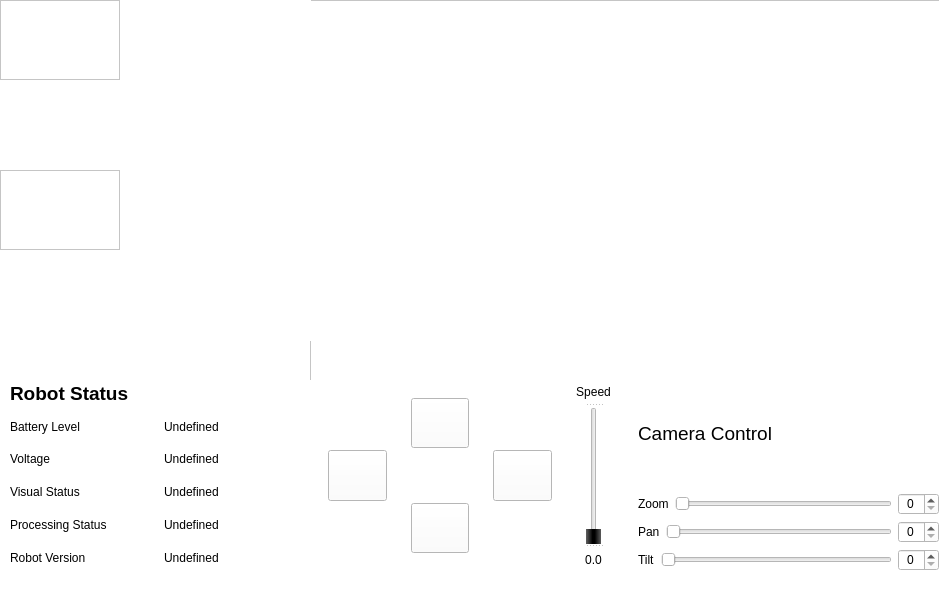
This is chitu.ui in lam4562311/bwbot_UI_with_camera_control as Qt 5 draws it before an edit. The edited form follows.
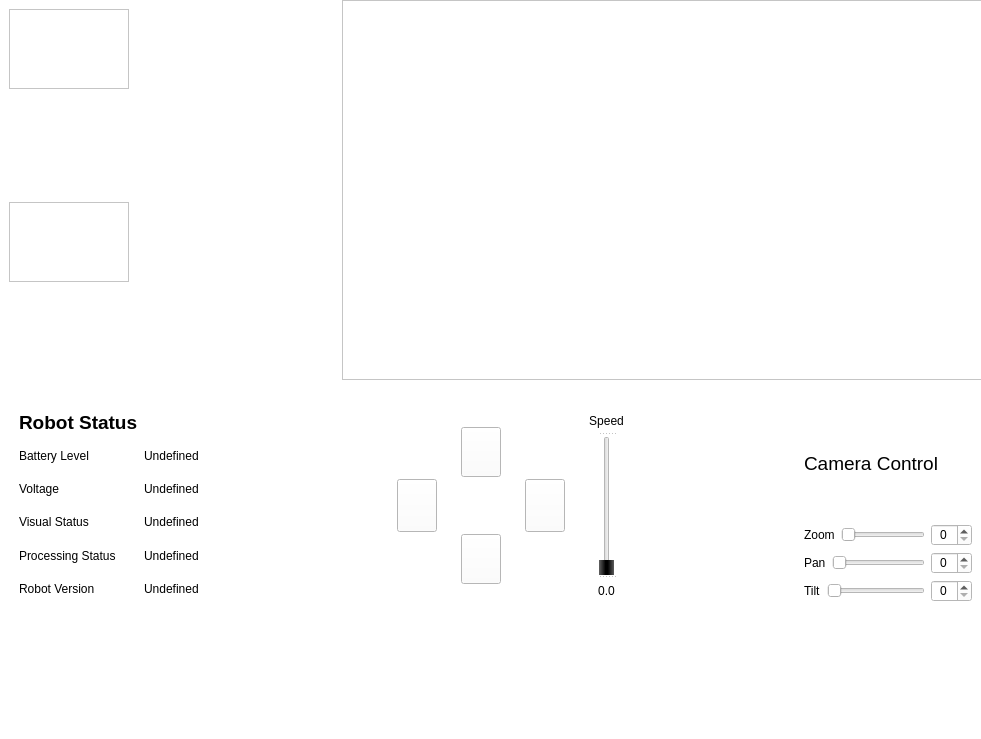
This is the edited form. Icons and pictures are not drawn.

What changed in the file:
```diff
--- a/chitu.ui
+++ b/chitu.ui
@@ -6,8 +6,8 @@
    <rect>
     <x>0</x>
     <y>0</y>
-    <width>939</width>
-    <height>615</height>
+    <width>981</width>
+    <height>739</height>
    </rect>
   </property>
   <property name="windowTitle">
@@ -17,41 +17,18 @@
    <string notr="true">background: rgb(255, 255, 255)</string>
   </property>
   <widget class="QWidget" name="centralwidget">
-   <widget class="QWidget" name="video_widget" native="true">
-    <property name="geometry">
-     <rect>
-      <x>310</x>
-      <y>0</y>
-      <width>630</width>
-      <height>380</height>
-     </rect>
-    </property>
-    <widget class="QFrame" name="frame">
-     <property name="geometry">
-      <rect>
-       <x>0</x>
-       <y>0</y>
-       <width>631</width>
-       <height>381</height>
-      </rect>
-     </property>
-     <property name="frameShape">
-      <enum>QFrame::StyledPanel</enum>
-     </property>
-     <property name="frameShadow">
-      <enum>QFrame::Raised</enum>
-     </property>
-    </widget>
-   </widget>
-   <widget class="QWidget" name="Info" native="true">
+   <widget class="QWidget" name="widget_6" native="true">
     <property name="geometry">
      <rect>
       <x>10</x>
-      <y>380</y>
-      <width>301</width>
-      <height>191</height>
+      <y>400</y>
+      <width>971</width>
+      <height>211</height>
      </rect>
     </property>
+    <layout class="QHBoxLayout" name="horizontalLayout_6">
+     <item>
+      <widget class="QWidget" name="Info" native="true">
     <layout class="QGridLayout" name="gridLayout">
      <item row="3" column="1">
       <widget class="QLabel" name="VisualStatusVal">
@@ -139,194 +116,22 @@
      </item>
     </layout>
    </widget>
-   <widget class="QWidget" name="ptz_control" native="true">
-    <property name="geometry">
-     <rect>
-      <x>638</x>
-      <y>380</y>
-      <width>301</width>
-      <height>191</height>
-     </rect>
-    </property>
-    <layout class="QVBoxLayout" name="verticalLayout_2">
-     <item>
-      <widget class="QLabel" name="CameraControl">
-       <property name="font">
-        <font>
-         <pointsize>14</pointsize>
-        </font>
-       </property>
-       <property name="text">
-        <string>Camera Control</string>
-       </property>
-      </widget>
      </item>
      <item>
-      <layout class="QVBoxLayout" name="verticalLayout">
-       <item>
-        <layout class="QHBoxLayout" name="horizontalLayout">
-         <item>
-          <widget class="QLabel" name="Zoomlabel">
-           <property name="text">
-            <string>Zoom</string>
-           </property>
-          </widget>
-         </item>
-         <item>
-          <widget class="QSlider" name="ZoomSlider">
-           <property name="focusPolicy">
-            <enum>Qt::NoFocus</enum>
-           </property>
-           <property name="styleSheet">
-            <string notr="true"/>
-           </property>
+      <spacer name="horizontalSpacer">
            <property name="orientation">
             <enum>Qt::Horizontal</enum>
            </property>
-          </widget>
-         </item>
-         <item>
-          <widget class="QSpinBox" name="ZoomspinBox">
-           <property name="focusPolicy">
-            <enum>Qt::ClickFocus</enum>
-           </property>
-           <property name="alignment">
-            <set>Qt::AlignCenter</set>
-           </property>
-           <property name="buttonSymbols">
-            <enum>QAbstractSpinBox::UpDownArrows</enum>
-           </property>
-          </widget>
-         </item>
-        </layout>
-       </item>
+       <property name="sizeHint" stdset="0">
+        <size>
+         <width>40</width>
+         <height>20</height>
+        </size>
+       </property>
+      </spacer>
+     </item>
        <item>
-        <layout class="QHBoxLayout" name="horizontalLayout_2">
-         <item>
-          <widget class="QLabel" name="Panlabel">
-           <property name="text">
-            <string>Pan</string>
-           </property>
-          </widget>
-         </item>
-         <item>
-          <widget class="QSlider" name="PanSlider">
-           <property name="focusPolicy">
-            <enum>Qt::NoFocus</enum>
-           </property>
-           <property name="orientation">
-            <enum>Qt::Horizontal</enum>
-           </property>
-          </widget>
-         </item>
-         <item>
-          <widget class="QSpinBox" name="PanspinBox">
-           <property name="focusPolicy">
-            <enum>Qt::ClickFocus</enum>
-           </property>
-           <property name="alignment">
-            <set>Qt::AlignCenter</set>
-           </property>
-          </widget>
-         </item>
-        </layout>
-       </item>
-       <item>
-        <layout class="QHBoxLayout" name="horizontalLayout_3">
-         <item>
-          <widget class="QLabel" name="Tiltlabel">
-           <property name="text">
-            <string>Tilt</string>
-           </property>
-          </widget>
-         </item>
-         <item>
-          <widget class="QSlider" name="TiltSlider">
-           <property name="focusPolicy">
-            <enum>Qt::NoFocus</enum>
-           </property>
-           <property name="orientation">
-            <enum>Qt::Horizontal</enum>
-           </property>
-          </widget>
-         </item>
-         <item>
-          <widget class="QSpinBox" name="TiltspinBox">
-           <property name="focusPolicy">
-            <enum>Qt::ClickFocus</enum>
-           </property>
-           <property name="alignment">
-            <set>Qt::AlignCenter</set>
-           </property>
-          </widget>
-         </item>
-        </layout>
-       </item>
-      </layout>
-     </item>
-    </layout>
-   </widget>
-   <widget class="QWidget" name="AGV_CAMERA" native="true">
-    <property name="geometry">
-     <rect>
-      <x>0</x>
-      <y>0</y>
-      <width>311</width>
-      <height>171</height>
-     </rect>
-    </property>
-    <widget class="QFrame" name="AGV_CAMERA_VID">
-     <property name="geometry">
-      <rect>
-       <x>0</x>
-       <y>0</y>
-       <width>120</width>
-       <height>80</height>
-      </rect>
-     </property>
-     <property name="frameShape">
-      <enum>QFrame::StyledPanel</enum>
-     </property>
-     <property name="frameShadow">
-      <enum>QFrame::Raised</enum>
-     </property>
-    </widget>
-   </widget>
-   <widget class="QWidget" name="AGV_MAP" native="true">
-    <property name="geometry">
-     <rect>
-      <x>0</x>
-      <y>170</y>
-      <width>311</width>
-      <height>171</height>
-     </rect>
-    </property>
-    <widget class="QFrame" name="AGV_MAP_PIC">
-     <property name="geometry">
-      <rect>
-       <x>0</x>
-       <y>0</y>
-       <width>120</width>
-       <height>80</height>
-      </rect>
-     </property>
-     <property name="frameShape">
-      <enum>QFrame::StyledPanel</enum>
-     </property>
-     <property name="frameShadow">
-      <enum>QFrame::Raised</enum>
-     </property>
-    </widget>
-   </widget>
    <widget class="QWidget" name="widget" native="true">
-    <property name="geometry">
-     <rect>
-      <x>310</x>
-      <y>380</y>
-      <width>301</width>
-      <height>191</height>
-     </rect>
-    </property>
     <property name="styleSheet">
      <string notr="true">background color: qradialgradient(spread:pad, cx:0.5, cy:0.5, radius:0.5, fx:0.5, fy:0.5, stop:0 rgba(255, 235, 235, 206), stop:0.35 rgba(255, 188, 188, 80), stop:0.4 rgba(255, 162, 162, 80), stop:0.425 rgba(255, 132, 132, 156), stop:0.44 rgba(252, 128, 128, 80), stop:1 rgba(255, 255, 255, 0))</string>
     </property>
@@ -701,6 +506,257 @@
      </item>
     </layout>
    </widget>
+     </item>
+     <item>
+      <spacer name="horizontalSpacer_2">
+       <property name="orientation">
+        <enum>Qt::Horizontal</enum>
+       </property>
+       <property name="sizeHint" stdset="0">
+        <size>
+         <width>40</width>
+         <height>20</height>
+        </size>
+       </property>
+      </spacer>
+     </item>
+     <item>
+      <widget class="QWidget" name="ptz_control" native="true">
+       <layout class="QVBoxLayout" name="verticalLayout_2">
+        <item>
+         <widget class="QLabel" name="CameraControl">
+          <property name="font">
+           <font>
+            <pointsize>14</pointsize>
+           </font>
+          </property>
+          <property name="text">
+           <string>Camera Control</string>
+          </property>
+         </widget>
+        </item>
+        <item>
+         <layout class="QVBoxLayout" name="verticalLayout">
+          <item>
+           <layout class="QHBoxLayout" name="horizontalLayout">
+            <item>
+             <widget class="QLabel" name="Zoomlabel">
+              <property name="text">
+               <string>Zoom</string>
+              </property>
+             </widget>
+            </item>
+            <item>
+             <widget class="QSlider" name="ZoomSlider">
+              <property name="focusPolicy">
+               <enum>Qt::NoFocus</enum>
+              </property>
+              <property name="styleSheet">
+               <string notr="true"/>
+              </property>
+              <property name="orientation">
+               <enum>Qt::Horizontal</enum>
+              </property>
+             </widget>
+            </item>
+            <item>
+             <widget class="QSpinBox" name="ZoomspinBox">
+              <property name="focusPolicy">
+               <enum>Qt::ClickFocus</enum>
+              </property>
+              <property name="alignment">
+               <set>Qt::AlignCenter</set>
+              </property>
+              <property name="buttonSymbols">
+               <enum>QAbstractSpinBox::UpDownArrows</enum>
+              </property>
+             </widget>
+            </item>
+           </layout>
+          </item>
+          <item>
+           <layout class="QHBoxLayout" name="horizontalLayout_2">
+            <item>
+             <widget class="QLabel" name="Panlabel">
+              <property name="text">
+               <string>Pan</string>
+              </property>
+             </widget>
+            </item>
+            <item>
+             <widget class="QSlider" name="PanSlider">
+              <property name="focusPolicy">
+               <enum>Qt::NoFocus</enum>
+              </property>
+              <property name="orientation">
+               <enum>Qt::Horizontal</enum>
+              </property>
+             </widget>
+            </item>
+            <item>
+             <widget class="QSpinBox" name="PanspinBox">
+              <property name="focusPolicy">
+               <enum>Qt::ClickFocus</enum>
+              </property>
+              <property name="alignment">
+               <set>Qt::AlignCenter</set>
+              </property>
+             </widget>
+            </item>
+           </layout>
+          </item>
+          <item>
+           <layout class="QHBoxLayout" name="horizontalLayout_3">
+            <item>
+             <widget class="QLabel" name="Tiltlabel">
+              <property name="text">
+               <string>Tilt</string>
+              </property>
+             </widget>
+            </item>
+            <item>
+             <widget class="QSlider" name="TiltSlider">
+              <property name="focusPolicy">
+               <enum>Qt::NoFocus</enum>
+              </property>
+              <property name="orientation">
+               <enum>Qt::Horizontal</enum>
+              </property>
+             </widget>
+            </item>
+            <item>
+             <widget class="QSpinBox" name="TiltspinBox">
+              <property name="focusPolicy">
+               <enum>Qt::ClickFocus</enum>
+              </property>
+              <property name="alignment">
+               <set>Qt::AlignCenter</set>
+              </property>
+             </widget>
+            </item>
+           </layout>
+          </item>
+         </layout>
+        </item>
+       </layout>
+      </widget>
+     </item>
+    </layout>
+   </widget>
+   <widget class="QWidget" name="widget_8" native="true">
+    <property name="geometry">
+     <rect>
+      <x>0</x>
+      <y>0</y>
+      <width>982</width>
+      <height>398</height>
+     </rect>
+    </property>
+    <layout class="QHBoxLayout" name="horizontalLayout_7">
+     <item>
+      <widget class="QWidget" name="widget_7" native="true">
+       <layout class="QVBoxLayout" name="verticalLayout_5">
+        <item>
+         <widget class="QWidget" name="AGV_CAMERA" native="true">
+          <property name="minimumSize">
+           <size>
+            <width>300</width>
+            <height>150</height>
+           </size>
+          </property>
+          <widget class="QFrame" name="AGV_CAMERA_VID">
+           <property name="geometry">
+            <rect>
+             <x>0</x>
+             <y>0</y>
+             <width>120</width>
+             <height>80</height>
+            </rect>
+           </property>
+           <property name="minimumSize">
+            <size>
+             <width>120</width>
+             <height>80</height>
+            </size>
+           </property>
+           <property name="frameShape">
+            <enum>QFrame::StyledPanel</enum>
+           </property>
+           <property name="frameShadow">
+            <enum>QFrame::Raised</enum>
+           </property>
+          </widget>
+         </widget>
+        </item>
+        <item>
+         <widget class="QWidget" name="AGV_MAP" native="true">
+          <property name="minimumSize">
+           <size>
+            <width>300</width>
+            <height>150</height>
+           </size>
+          </property>
+          <widget class="QFrame" name="AGV_MAP_PIC">
+           <property name="geometry">
+            <rect>
+             <x>0</x>
+             <y>0</y>
+             <width>120</width>
+             <height>80</height>
+            </rect>
+           </property>
+           <property name="minimumSize">
+            <size>
+             <width>120</width>
+             <height>80</height>
+            </size>
+           </property>
+           <property name="frameShape">
+            <enum>QFrame::StyledPanel</enum>
+           </property>
+           <property name="frameShadow">
+            <enum>QFrame::Raised</enum>
+           </property>
+          </widget>
+         </widget>
+        </item>
+       </layout>
+      </widget>
+     </item>
+     <item>
+      <widget class="QWidget" name="video_widget" native="true">
+       <property name="minimumSize">
+        <size>
+         <width>640</width>
+         <height>380</height>
+        </size>
+       </property>
+       <widget class="QFrame" name="frame">
+        <property name="geometry">
+         <rect>
+          <x>0</x>
+          <y>0</y>
+          <width>640</width>
+          <height>380</height>
+         </rect>
+        </property>
+        <property name="minimumSize">
+         <size>
+          <width>640</width>
+          <height>360</height>
+         </size>
+        </property>
+        <property name="frameShape">
+         <enum>QFrame::StyledPanel</enum>
+        </property>
+        <property name="frameShadow">
+         <enum>QFrame::Raised</enum>
+        </property>
+       </widget>
+      </widget>
+     </item>
+    </layout>
+   </widget>
   </widget>
   <widget class="QMenuBar" name="menubar">
    <property name="geometry">
```
Left out of the diff: 2 changed lines with no effect on the pictures. Lines whose indentation alone changed are shown as unchanged.
